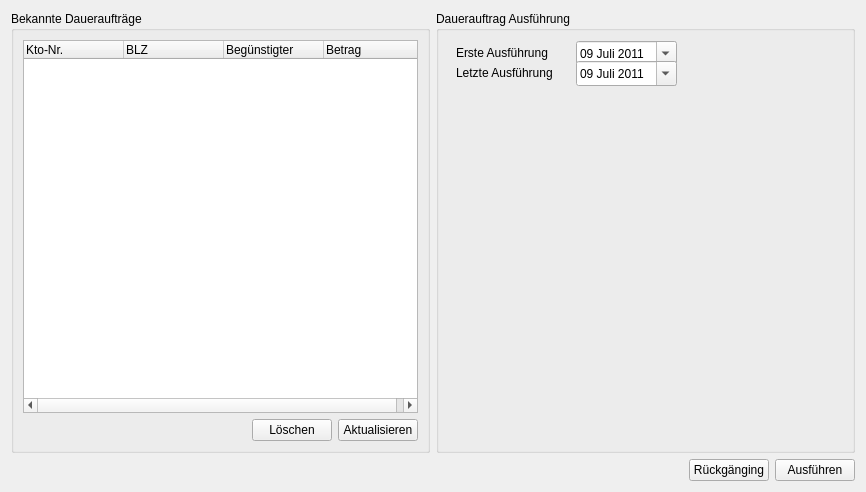
Qt form src/pages/page_da_edit_delete.ui (schmufu/abtransfers) before a commit.
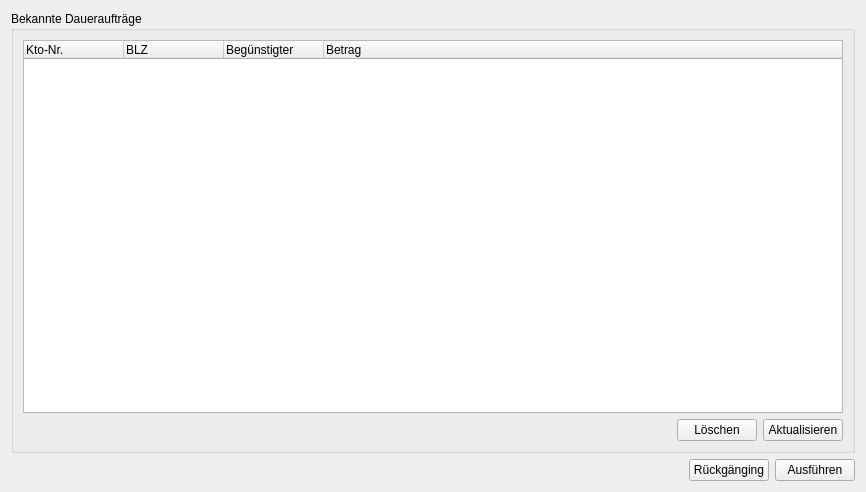
The same form after that commit.

Commit message:
angefangen die zusätzlichen Widgets für einen Dauerauftrag zu erstellen und einzubinden.
In dergleichen Weise können dann auch weitere SonderWidgets für z.B.
Überweisungen, Terminüberweisungen, Lastschrift etc erstellt und
angezeigt werden.

```diff
--- a/src/pages/page_da_edit_delete.ui
+++ b/src/pages/page_da_edit_delete.ui
@@ -119,97 +119,6 @@
        <property name="spacing">
         <number>4</number>
        </property>
-       <item>
-        <widget class="QGroupBox" name="groupBox_DA_Settings">
-         <property name="sizePolicy">
-          <sizepolicy hsizetype="Expanding" vsizetype="Expanding">
-           <horstretch>0</horstretch>
-           <verstretch>0</verstretch>
-          </sizepolicy>
-         </property>
-         <property name="minimumSize">
-          <size>
-           <width>0</width>
-           <height>100</height>
-          </size>
-         </property>
-         <property name="title">
-          <string>Dauerauftrag Ausführung</string>
-         </property>
-         <widget class="QDateEdit" name="dateEdit_First">
-          <property name="geometry">
-           <rect>
-            <x>140</x>
-            <y>30</y>
-            <width>101</width>
-            <height>25</height>
-           </rect>
-          </property>
-          <property name="displayFormat">
-           <string>dd MMM yyyy</string>
-          </property>
-          <property name="calendarPopup">
-           <bool>true</bool>
-          </property>
-          <property name="date">
-           <date>
-            <year>2011</year>
-            <month>7</month>
-            <day>9</day>
-           </date>
-          </property>
-         </widget>
-         <widget class="QLabel" name="label">
-          <property name="geometry">
-           <rect>
-            <x>20</x>
-            <y>34</y>
-            <width>121</width>
-            <height>16</height>
-           </rect>
-          </property>
-          <property name="text">
-           <string>Erste Ausführung</string>
-          </property>
-         </widget>
-         <widget class="QLabel" name="label_2">
-          <property name="geometry">
-           <rect>
-            <x>20</x>
-            <y>54</y>
-            <width>121</width>
-            <height>16</height>
-           </rect>
-          </property>
-          <property name="text">
-           <string>Letzte Ausführung</string>
-          </property>
-         </widget>
-         <widget class="QDateEdit" name="dateEdit_Last">
-          <property name="geometry">
-           <rect>
-            <x>140</x>
-            <y>50</y>
-            <width>101</width>
-            <height>25</height>
-           </rect>
-          </property>
-          <property name="displayFormat">
-           <string>dd MMM yyyy</string>
-          </property>
-          <property name="calendarPopup">
-           <bool>true</bool>
-          </property>
-          <property name="date">
-           <date>
-            <year>2011</year>
-            <month>7</month>
-            <day>9</day>
-           </date>
-          </property>
-         </widget>
-        </widget>
-       </item>
       </layout>
      </item>
     </layout>
```
The commit also changes 12 other files.
